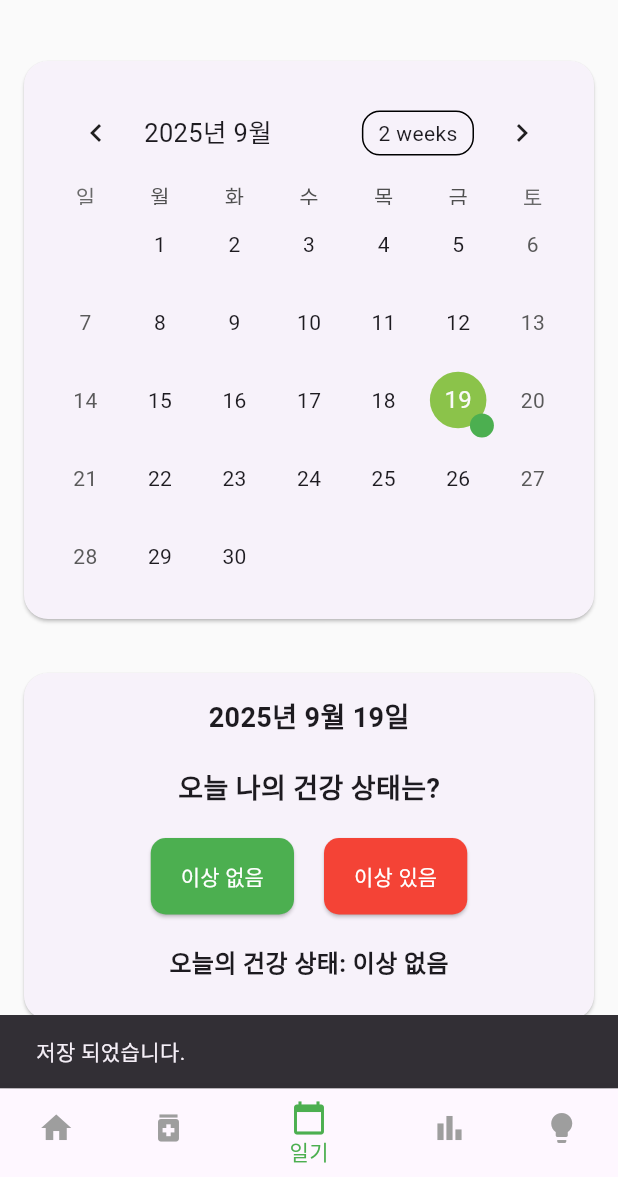
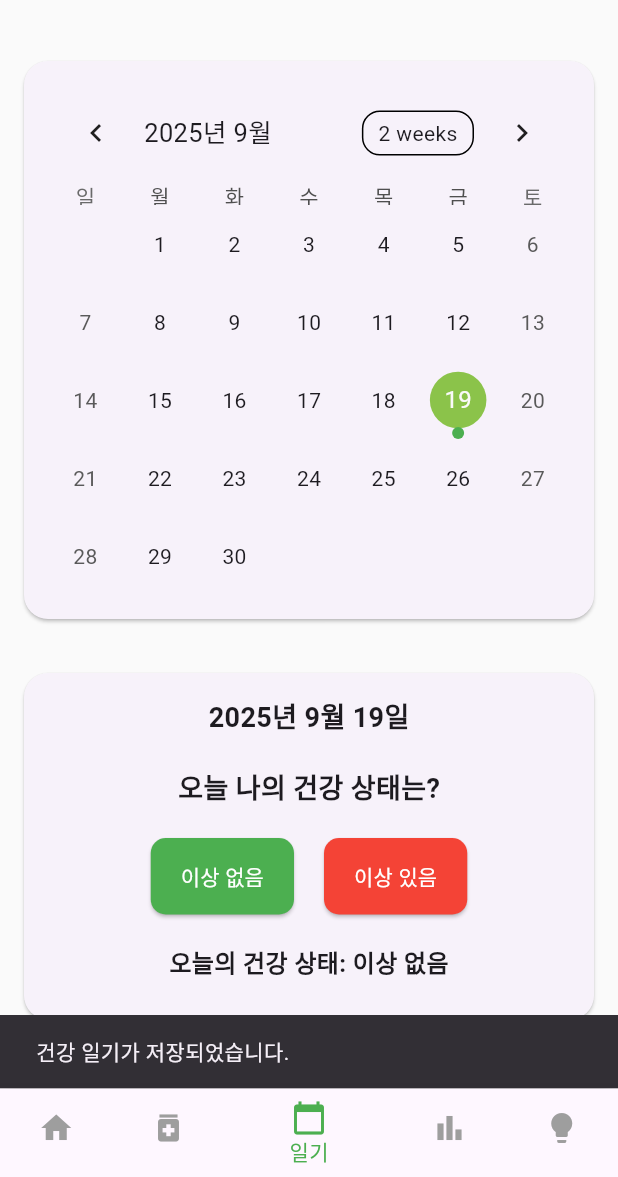
Before and after one commit to cathyjiwon/Checkey-mvp, a Flutter app: the screen it shows after launch, item 3 of the bottom bar chosen, after a tap on "이상 없음", on a phone screen of 412 x 824 dp, the part 59-1236 px from its top. Run offline on Flutter 3.47's test engine with Material 3 defaults, Android fonts, the light colour scheme and no system bars; drawn by our look-alikes of table_calendar; our stand-ins replace fl_chart, shared_preferences.

Commit message:
캘린더 마커 크기 축소

```diff
--- a/lib/screens/diary_screen.dart
+++ b/lib/screens/diary_screen.dart
@@ -1,5 +1,3 @@
-// lib/screens/diary_screen.dart
-
 import 'package:flutter/material.dart';
 import 'package:provider/provider.dart';
 import 'package:solusmvp/services/symptom_manager.dart';
@@ -18,7 +16,7 @@ class DiaryScreen extends StatefulWidget {
 class _DiaryScreenState extends State<DiaryScreen> {
   DateTime _focusedDay = DateTime.now();
   DateTime _selectedDay = DateTime.now();
-  String _selectedState = '이상 없음';
+  String? _selectedState; // null로 초기화
 
   @override
   void initState() {
@@ -33,7 +31,7 @@ class _DiaryScreenState extends State<DiaryScreen> {
     final selectedDateString = DateFormat('yyyy-MM-dd').format(_selectedDay);
     final entry = diaryManager.diaryEntries[selectedDateString];
     setState(() {
-      _selectedState = entry != null ? entry['status'] : '이상 없음';
+      _selectedState = entry?['status'];
     });
   }
 
@@ -99,17 +97,18 @@ class _DiaryScreenState extends State<DiaryScreen> {
                         markerColor = Colors.red;
                       }
 
-                      return Positioned(
-                        right: 1,
-                        bottom: 1,
-                        child: Container(
-                          width: 16.0,
-                          height: 16.0,
+                      return Column(
+                        mainAxisAlignment: MainAxisAlignment.end,
+                        children: [
+                          Container(
+                            width: 8.0,
+                            height: 8.0,
                             decoration: BoxDecoration(
                               color: markerColor,
                               shape: BoxShape.circle,
                             ),
                           ),
+                        ],
                       );
                     }
                     return null;
@@ -146,8 +145,9 @@ class _DiaryScreenState extends State<DiaryScreen> {
                     ],
                   ),
                   const SizedBox(height: 20),
+                  if (_selectedState != null) // null이 아닐 때만 텍스트 표시
                     Text(
-                    '오늘의 건강 상태: ${_selectedState}',
+                      '오늘의 건강 상태: ${_selectedState!}',
                       style: const TextStyle(
                         fontSize: 16,
                         fontWeight: FontWeight.bold,
@@ -205,7 +205,7 @@ class _DiaryScreenState extends State<DiaryScreen> {
           diaryManager.saveDiaryEntry(_selectedDay, '이상 없음', []);
           _loadDiaryEntryForSelectedDay();
           ScaffoldMessenger.of(context).showSnackBar(
-            const SnackBar(content: Text('저장 되었습니다.')),
+            const SnackBar(content: Text('건강 일기가 저장되었습니다.')),
           );
         }
       },
@@ -303,7 +303,7 @@ class _DiaryScreenState extends State<DiaryScreen> {
                       Navigator.pop(context);
 
                       ScaffoldMessenger.of(context).showSnackBar(
-                        const SnackBar(content: Text('저장 되었습니다.')),
+                        const SnackBar(content: Text('건강 일기가 저장되었습니다.')),
                       );
                     },
                     style: ElevatedButton.styleFrom(
```
Lines whose indentation alone changed are shown as unchanged.
